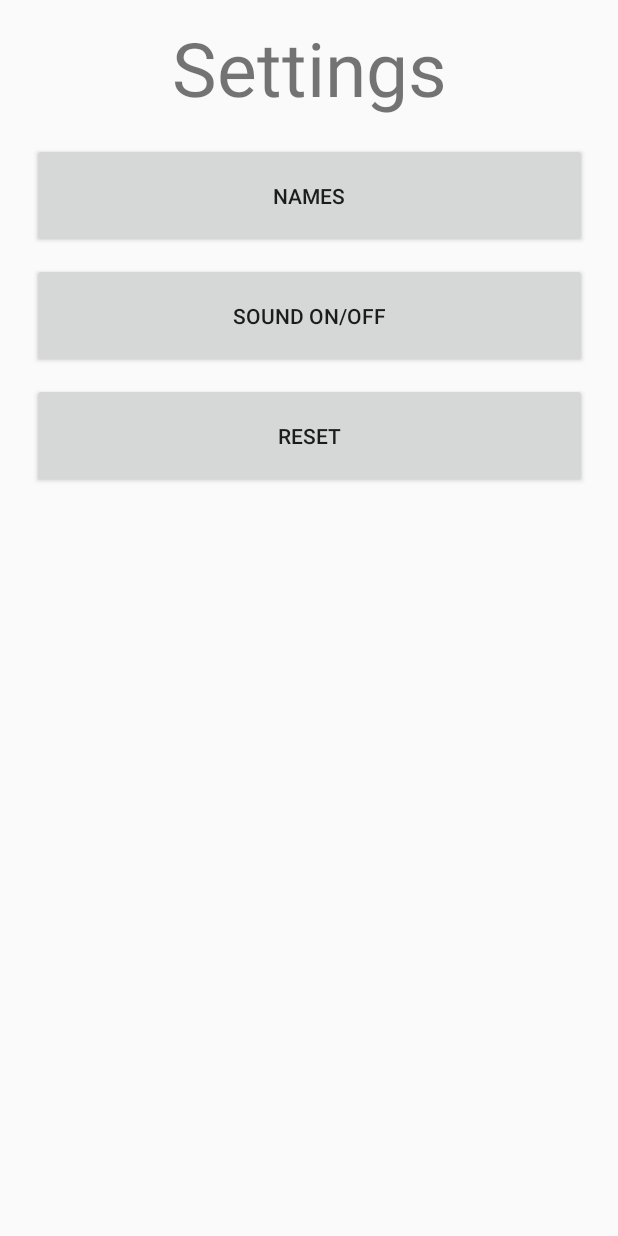
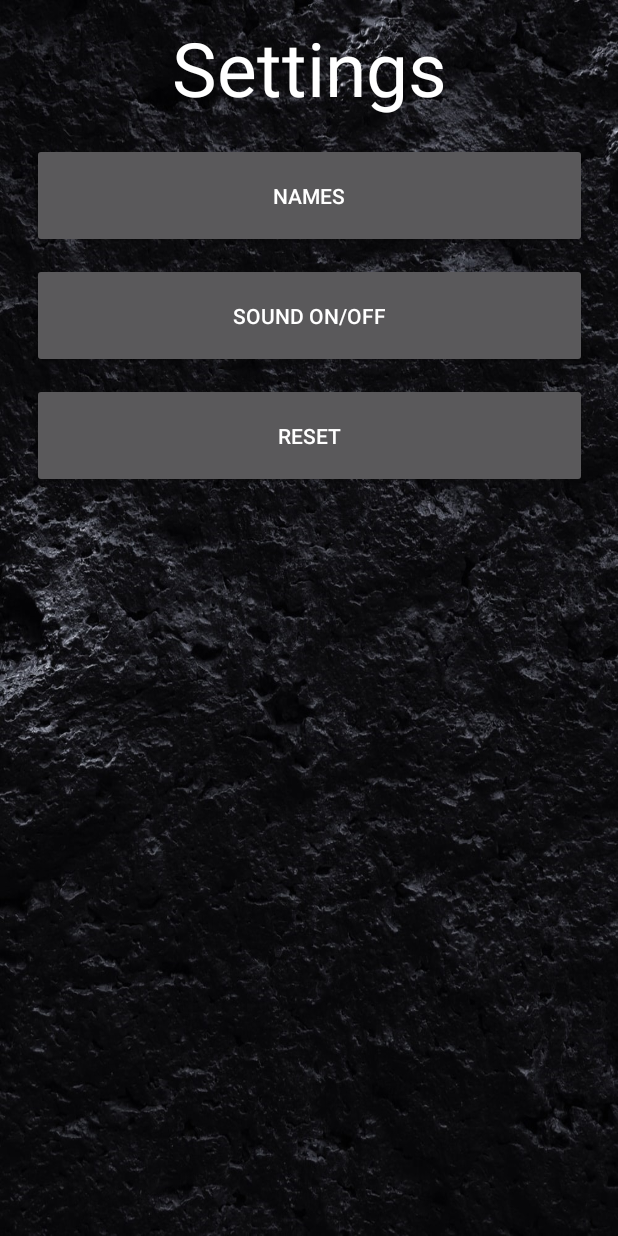
Before and after one commit to dgyves/Gomoku, an Android app: the fragment SettingsFragment shown on its own in the app's theme, on a phone screen of 412 x 824 dp. Run offline under Robolectric (Android 15) with nearby library versions, the phone set to English and light mode, and no system bars.

Commit message:
Updated Fragments

```diff
--- a/app/src/main/res/layout/activity_main.xml
+++ b/app/src/main/res/layout/activity_main.xml
@@ -63,6 +63,7 @@
         android:layout_width="325dp"
         android:layout_height="100dp"
         android:text="Settings"
+        android:onClick="openSettings"
         app:layout_constraintBottom_toTopOf="@+id/main_help"
         app:layout_constraintEnd_toEndOf="parent"
         app:layout_constraintHorizontal_bias="0.5"
--- a/app/src/main/res/layout/fragment_settings.xml
+++ b/app/src/main/res/layout/fragment_settings.xml
@@ -4,10 +4,13 @@
     xmlns:tools="http://schemas.android.com/tools"
     android:layout_width="match_parent"
     android:layout_height="match_parent"
-    tools:context=".HelpFragment">
+    android:elevation="20dp"
+    android:background="@drawable/mainmenubackground"
+    tools:context=".SettingsFragment">
 
     <TextView
-        android:id="@+id/settings_title"
+        android:id="@+id/end_title"
+        android:textColor="@color/colorAccent"
         android:layout_width="380dp"
         android:layout_height="80dp"
         android:layout_margin="5dp"
@@ -20,7 +23,7 @@
         app:layout_constraintTop_toTopOf="parent" />
 
     <Button
-        android:id="@+id/names_button"
+        android:id="@+id/play_button"
         android:layout_width="370dp"
         android:layout_height="70dp"
         android:layout_margin="10dp"
@@ -28,10 +31,10 @@
         app:layout_constraintEnd_toEndOf="parent"
         app:layout_constraintHorizontal_bias="0.5"
         app:layout_constraintStart_toStartOf="parent"
-        app:layout_constraintTop_toBottomOf="@+id/settings_title" />
+        app:layout_constraintTop_toBottomOf="@+id/end_title" />
 
     <Button
-        android:id="@+id/sound_button"
+        android:id="@+id/share_button"
         android:layout_width="370dp"
         android:layout_height="70dp"
         android:layout_margin="10dp"
@@ -39,10 +42,10 @@
         app:layout_constraintEnd_toEndOf="parent"
         app:layout_constraintHorizontal_bias="0.5"
         app:layout_constraintStart_toStartOf="parent"
-        app:layout_constraintTop_toBottomOf="@+id/names_button" />
+        app:layout_constraintTop_toBottomOf="@+id/play_button" />
 
     <Button
-        android:id="@+id/reset_button"
+        android:id="@+id/restart_button"
         android:layout_width="370dp"
         android:layout_height="70dp"
         android:layout_margin="10dp"
@@ -50,6 +53,6 @@
         app:layout_constraintEnd_toEndOf="parent"
         app:layout_constraintHorizontal_bias="0.5"
         app:layout_constraintStart_toStartOf="parent"
-        app:layout_constraintTop_toBottomOf="@+id/sound_button" />
+        app:layout_constraintTop_toBottomOf="@+id/share_button" />
 
 </androidx.constraintlayout.widget.ConstraintLayout>
--- a/app/src/main/res/values/colors.xml
+++ b/app/src/main/res/values/colors.xml
@@ -2,5 +2,5 @@
 <resources>
     <color name="colorPrimary">#008577</color>
     <color name="colorPrimaryDark">#00574B</color>
-    <color name="colorAccent">#D81B60</color>
+    <color name="colorAccent">#FFFFFF</color>
 </resources>
--- a/app/src/main/res/values/styles.xml
+++ b/app/src/main/res/values/styles.xml
@@ -1,7 +1,7 @@
 <resources>
 
     <!-- Base application theme. -->
-    <style name="AppTheme" parent="Theme.AppCompat.Light.NoActionBar">
+    <style name="AppTheme" parent="Theme.AppCompat.NoActionBar">
         <!-- Customize your theme here. -->
         <item name="colorPrimary">@color/colorPrimary</item>
         <item name="colorPrimaryDark">@color/colorPrimaryDark</item>
```
Also changed, not shown: app/src/main/java/com/example/gomoku/MainMenu.java (+9 -2 lines), app/src/main/res/layout/fragment_end_game.xml (+62 -7 lines), app/src/main/res/layout/fragment_help.xml (+9 -0 lines).
